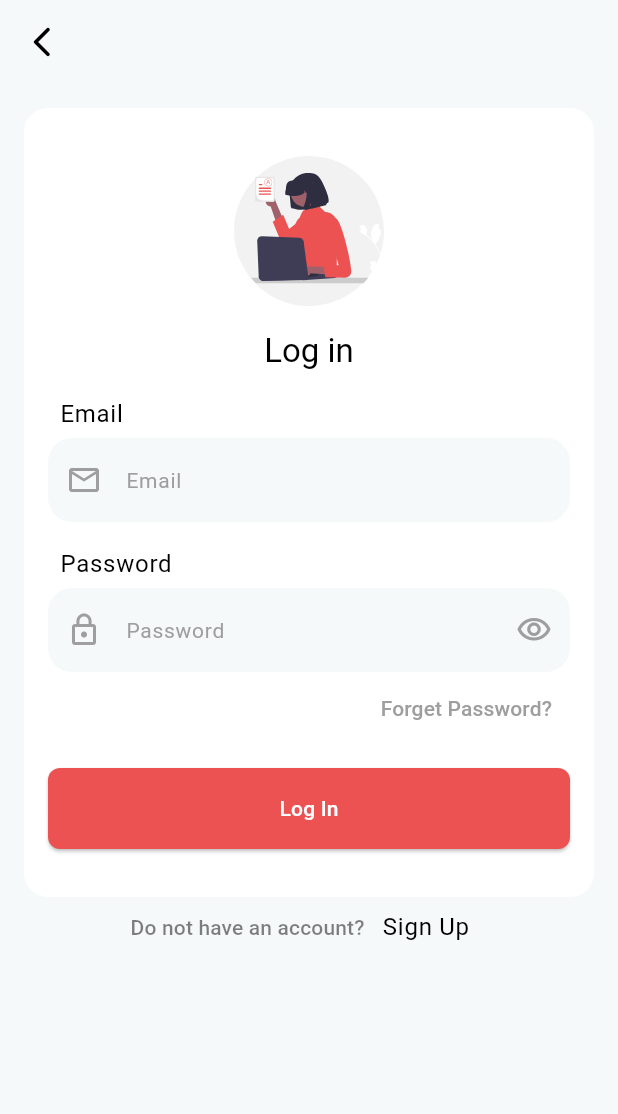
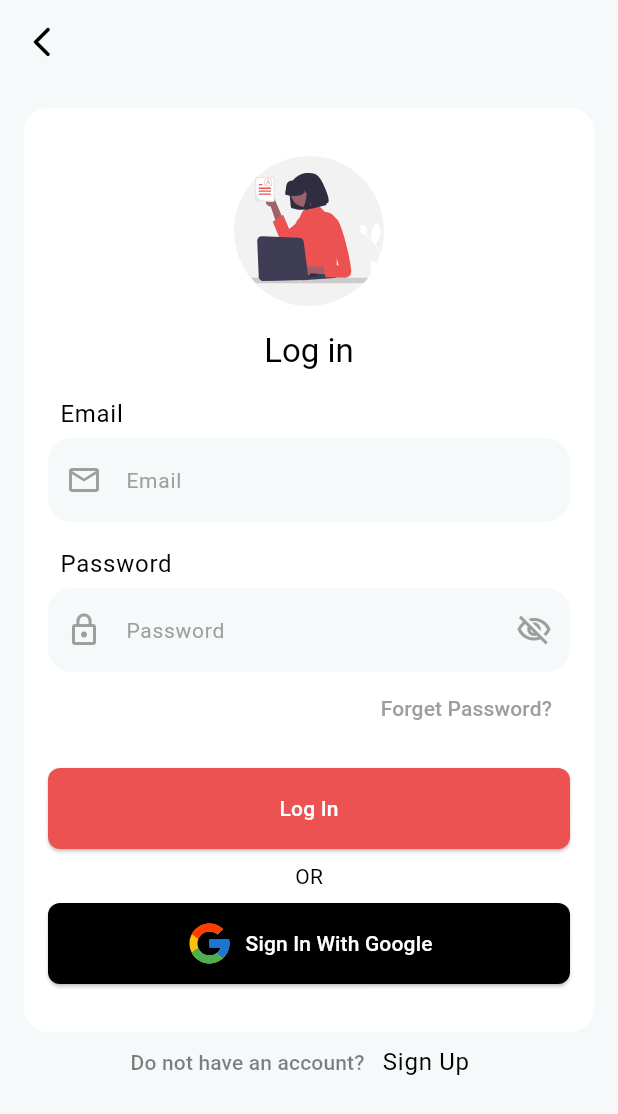
Before and after one commit to lubshad/academy, a Flutter app: the screen it shows after launch, after a tap on "Get Started", on a phone screen of 412 x 824 dp. Shown: the top 1114 px of the screen. Run offline on Flutter 3.47's test engine with Material 3 defaults, Android fonts, the phone set to English and light mode, and no system bars; our stand-ins replace country_code_picker, device_info_plus, dio, firebase_analytics, firebase_auth, firebase_core and 14 more; accounts and stored records are empty.

Commit message:
google o auth sign in ok

```diff
--- a/lib/features/authentication/social_authentication/social_authentication_screen.dart
+++ b/lib/features/authentication/social_authentication/social_authentication_screen.dart
@@ -1,4 +1,5 @@
 import 'package:academy/exporter.dart';
+import 'package:academy/features/authentication/social_authentication/google_oauth_mixin.dart';
 import 'package:academy/widgets/loading_button.dart';
 import 'package:flutter/material.dart';
 import 'package:flutter_svg/flutter_svg.dart';
@@ -15,22 +16,22 @@ class SocialAuthenticationScreen extends StatefulWidget {
       _SocialAuthenticationScreenState();
 }
 
-class _SocialAuthenticationScreenState
-    extends State<SocialAuthenticationScreen> {
+class _SocialAuthenticationScreenState extends State<SocialAuthenticationScreen>
+    with GoogleOauthMixin {
   bool passwordVisible = false;
 
-  bool buttonLoading = false;
-  makeButtonLoading() {
-    buttonLoading = true;
+  bool loginButtonLoading = false;
+  makeLoginButtonLoading() {
+    loginButtonLoading = true;
     setState(() {});
   }
 
-  makeButtonNotLoading() {
-    buttonLoading = false;
+  makeLoginButtonNotLoading() {
+    loginButtonLoading = false;
     setState(() {});
   }
 
-  IconData? get visibilityIcon => passwordVisible
+  IconData? get visibilityIcon => !passwordVisible
       ? Icons.visibility_off_outlined
       : Icons.visibility_outlined;
 
@@ -101,9 +102,21 @@ class _SocialAuthenticationScreenState
                     ),
                     gapLarge,
                     LoadingButton(
+                        buttonLoading: loginButtonLoading,
+                        text: "Log In",
+                        onPressed: handleLoginClick),
+                    gap,
+                    const Text("OR"),
+                    gap,
+                    LoadingButton(
+                        icon: SvgPicture.asset(
+                          Assets.svgs.icons8Google,
+                          height: paddingXL,
+                        ),
+                        backgroundColor: Colors.black,
                         buttonLoading: buttonLoading,
-                        text: "Log In",
-                        onPressed: handleLoginClick)
+                        text: "Sign In With Google",
+                        onPressed: signInWithGoogle),
                   ],
                 )),
             Row(
--- a/lib/features/profile_screen/profile_screen.dart
+++ b/lib/features/profile_screen/profile_screen.dart
@@ -1,3 +1,4 @@
+import 'package:academy/features/authentication/social_authentication/google_oauth_mixin.dart';
 import 'package:firebase_auth/firebase_auth.dart';
 import 'package:flutter/material.dart';
 import 'package:package_info_plus/package_info_plus.dart';
@@ -91,6 +92,7 @@ void showPrivacyPolicy() {
 void signOut(context) {
   SharedPreferencesService.i.setValue(value: "");
   FirebaseAuth.instance.signOut();
+  GoogleOauthMixin.signOut();
   Navigator.pushNamedAndRemoveUntil(
       context, PhoneVerification.path, (route) => false);
 }
--- a/lib/gen/assets.gen.dart
+++ b/lib/gen/assets.gen.dart
@@ -53,6 +53,9 @@ class $AssetsSvgsGen {
   /// File path: assets/svgs/academy.svg
   String get academy => 'assets/svgs/academy.svg';
 
+  /// File path: assets/svgs/icons8-google.svg
+  String get icons8Google => 'assets/svgs/icons8-google.svg';
+
   /// File path: assets/svgs/retry.svg
   String get retry => 'assets/svgs/retry.svg';
 
@@ -60,7 +63,7 @@ class $AssetsSvgsGen {
   String get study => 'assets/svgs/study.svg';
 
   /// List of all assets
-  List<String> get values => [academy, retry, study];
+  List<String> get values => [academy, icons8Google, retry, study];
 }
 
 class Assets {
--- a/lib/widgets/loading_button.dart
+++ b/lib/widgets/loading_button.dart
@@ -3,6 +3,7 @@ import '../exporter.dart';
 
 class LoadingButton extends StatelessWidget {
   const LoadingButton({
+    this.icon,
     super.key,
     required this.buttonLoading,
     required this.text,
@@ -22,12 +23,26 @@ class LoadingButton extends StatelessWidget {
   final bool enabled;
   final Color backgroundColor;
   final bool expanded;
+  final Widget? icon;
 
   @override
   Widget build(BuildContext context) {
     Widget button = ElevatedButton(
-      onPressed: onPressed,
-      child: Text(text),
+      style: ElevatedButton.styleFrom(
+        backgroundColor: backgroundColor,
+      ),
+      onPressed: buttonLoading ? null : onPressed,
+      child: Builder(builder: (context) {
+        if (buttonLoading) return const CircularProgressIndicator();
+        final textWidget = Text(text);
+        if (icon != null) {
+          return Row(
+            mainAxisAlignment: MainAxisAlignment.center,
+            children: [icon!, gap, textWidget],
+          );
+        }
+        return textWidget;
+      }),
     );
     if (expanded) {
       return Row(
--- a/pubspec.yaml
+++ b/pubspec.yaml
@@ -58,6 +58,7 @@ dependencies:
   lottie: ^3.0.0
   device_info_plus: ^9.1.2
   package_info_plus: ^5.0.1
+  google_sign_in: ^6.2.1
 
 dev_dependencies:
   flutter_test:
```
Also changed, not shown: lib/features/authentication/social_authentication/google_oauth_mixin.dart (added, +61 -0 lines), assets/svgs/icons8-google.svg (added), pubspec.lock, 3 other files.
